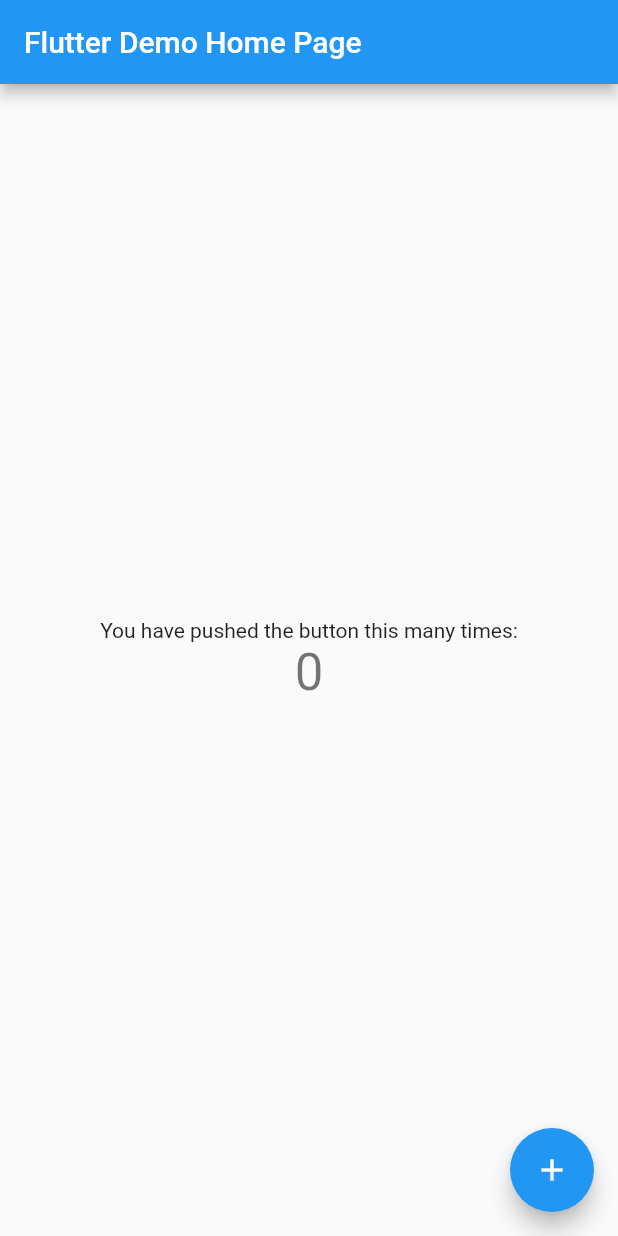
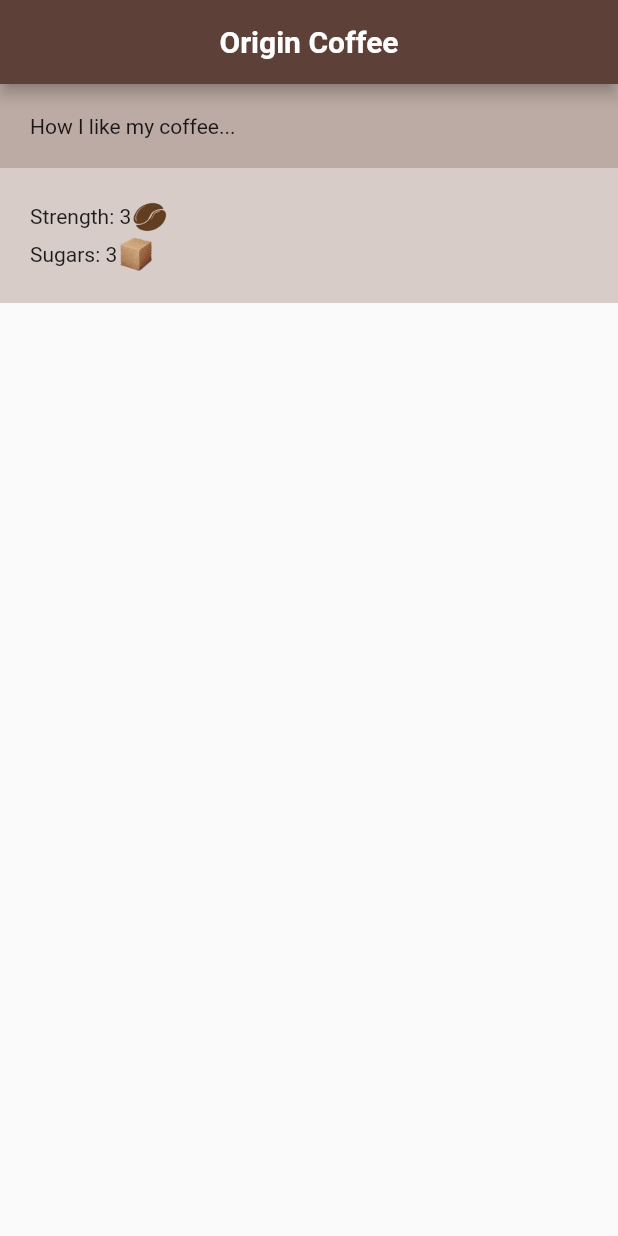
Before and after one commit to HasnathJami/MyCoffee, a Flutter app: the screen it shows after launch, on a phone screen of 412 x 824 dp. Run offline on Flutter 3.47's test engine with Material 2 defaults, Android fonts, the phone set to English and light mode, and no system bars.

Commit message:
Container, Column, Row, Image Added

```diff
--- a/lib/main.dart
+++ b/lib/main.dart
@@ -1,115 +1,87 @@
 import 'package:flutter/material.dart';
+import 'package:my_coffee/view/screens/home.dart';
 
 void main() {
-  runApp(const MyApp());
+  runApp(const MaterialApp(
+    // home: Text("Jishan"),
+    home: Home(),
+    // home: Sandbox(),
+  ));
 }
 
-class MyApp extends StatelessWidget {
-  const MyApp({super.key});
+// class Home extends StatelessWidget {
+//   const Home({super.key});
+//
+//   @override
+//   Widget build(BuildContext context) {
+//     return  Scaffold(
+//           appBar: AppBar(
+//             title: const Text('Origin Coffee'),
+//             backgroundColor: Colors.brown[700],
+//             centerTitle: true,
+//           ),
+//           body: const Text('Hot Coffee'),
+//         );
+//   }
+// }
 
-  // This widget is the root of your application.
+// class Home extends StatelessWidget {
+//   const Home({super.key});
+//
+//   @override
+//   Widget build(BuildContext context) {
+//     return Container(
+//       color: Colors.green,
+//       // width: 200,
+//       // height: 100,
+//       // padding: const EdgeInsets.fromLTRB(20, 20, 20, 20),
+//       padding: const EdgeInsets.all(20),
+//       // margin: const EdgeInsets.fromLTRB(20, 10, 0, 0),
+//       margin: const EdgeInsets.only(left: 20),
+//       child: const Text
+//         (
+//         "Cold Coffee",
+//         style: TextStyle(
+//           fontSize: 25,
+//           letterSpacing: 4,
+//           fontStyle: FontStyle.italic,
+//           decoration: TextDecoration.underline
+//         ),),
+//     );
+//   }
+// }
+
+class Sandbox extends StatelessWidget {
+  const Sandbox({super.key});
+
   @override
   Widget build(BuildContext context) {
-    return MaterialApp(
-      title: 'Flutter Demo',
-      theme: ThemeData(
-        // This is the theme of your application.
-        //
-        // Try running your application with "flutter run". You'll see the
-        // application has a blue toolbar. Then, without quitting the app, try
-        // changing the primarySwatch below to Colors.green and then invoke
-        // "hot reload" (press "r" in the console where you ran "flutter run",
-        // or simply save your changes to "hot reload" in a Flutter IDE).
-        // Notice that the counter didn't reset back to zero; the application
-        // is not restarted.
-        primarySwatch: Colors.blue,
+    return Scaffold(
+      appBar: AppBar(
+        title: const Text('Sandbox'),
+        backgroundColor: Colors.grey,
       ),
-      home: const MyHomePage(title: 'Flutter Demo Home Page'),
+      body: Column(
+        crossAxisAlignment: CrossAxisAlignment.stretch,
+        mainAxisAlignment: MainAxisAlignment.center,
+        children: [
+          Container(
+            width: 100,
+            color: Colors.green,
+            child: const Text("First One"),
+          ),
+          Container(
+            width: 200,
+            color: Colors.red,
+            child: const Text('Second One'),
+          ),
+          Container(
+            width: 300,
+            color: Colors.yellow,
+            child: const Text("Third One"),
+          ),
+        ],
+      ),
     );
   }
 }
-
-class MyHomePage extends StatefulWidget {
-  const MyHomePage({super.key, required this.title});
-
-  // This widget is the home page of your application. It is stateful, meaning
-  // that it has a State object (defined below) that contains fields that affect
-  // how it looks.
-
-  // This class is the configuration for the state. It holds the values (in this
-  // case the title) provided by the parent (in this case the App widget) and
-  // used by the build method of the State. Fields in a Widget subclass are
-  // always marked "final".
-
-  final String title;
-
-  @override
-  State<MyHomePage> createState() => _MyHomePageState();
-}
-
-class _MyHomePageState extends State<MyHomePage> {
-  int _counter = 0;
-
-  void _incrementCounter() {
-    setState(() {
-      // This call to setState tells the Flutter framework that something has
-      // changed in this State, which causes it to rerun the build method below
-      // so that the display can reflect the updated values. If we changed
-      // _counter without calling setState(), then the build method would not be
-      // called again, and so nothing would appear to happen.
-      _counter++;
-    });
-  }
-
-  @override
-  Widget build(BuildContext context) {
-    // This method is rerun every time setState is called, for instance as done
-    // by the _incrementCounter method above.
-    //
-    // The Flutter framework has been optimized to make rerunning build methods
-    // fast, so that you can just rebuild anything that needs updating rather
-    // than having to individually change instances of widgets.
-    return Scaffold(
-      appBar: AppBar(
-        // Here we take the value from the MyHomePage object that was created by
-        // the App.build method, and use it to set our appbar title.
-        title: Text(widget.title),
-      ),
-      body: Center(
-        // Center is a layout widget. It takes a single child and positions it
-        // in the middle of the parent.
-        child: Column(
-          // Column is also a layout widget. It takes a list of children and
-          // arranges them vertically. By default, it sizes itself to fit its
-          // children horizontally, and tries to be as tall as its parent.
-          //
-          // Invoke "debug painting" (press "p" in the console, choose the
-          // "Toggle Debug Paint" action from the Flutter Inspector in Android
-          // Studio, or the "Toggle Debug Paint" command in Visual Studio Code)
-          // to see the wireframe for each widget.
-          //
-          // Column has various properties to control how it sizes itself and
-          // how it positions its children. Here we use mainAxisAlignment to
-          // center the children vertically; the main axis here is the vertical
-          // axis because Columns are vertical (the cross axis would be
-          // horizontal).
-          mainAxisAlignment: MainAxisAlignment.center,
-          children: <Widget>[
-            const Text(
-              'You have pushed the button this many times:',
-            ),
-            Text(
-              '$_counter',
-              style: Theme.of(context).textTheme.headlineMedium,
-            ),
-          ],
-        ),
-      ),
-      floatingActionButton: FloatingActionButton(
-        onPressed: _incrementCounter,
-        tooltip: 'Increment',
-        child: const Icon(Icons.add),
-      ), // This trailing comma makes auto-formatting nicer for build methods.
-    );
-  }
-}
--- /dev/null
+++ b/lib/view/screens/coffee_prefs.dart
@@ -0,0 +1,39 @@
+import 'package:flutter/material.dart';
+
+class CoffeePrefs extends StatelessWidget {
+  const CoffeePrefs({super.key});
+
+  @override
+  Widget build(BuildContext context) {
+    return Column(
+      children: [
+        Row(
+          children: [
+            const Text('Strength: '),
+            const Text('3'),
+            Image.asset(
+              'assets/coffee_bean.png',
+              width: 25,
+              color: Colors.brown[100],
+              colorBlendMode: BlendMode.multiply,
+            ),
+            const SizedBox(width: 50)
+          ],
+        ),
+        Row(
+          children: [
+            const Text('Sugars: '),
+            const Text('3'),
+            Image.asset(
+              'assets/sugar_cube.png',
+              width: 25,
+              color: Colors.brown[100],
+              colorBlendMode: BlendMode.multiply,
+            ),
+            const SizedBox(width: 50)
+          ],
+        ),
+      ],
+    );
+  }
+}
--- /dev/null
+++ b/lib/view/screens/home.dart
@@ -0,0 +1,39 @@
+import 'package:flutter/material.dart';
+import 'package:my_coffee/view/screens/coffee_prefs.dart';
+
+class Home extends StatelessWidget {
+  const Home({super.key});
+
+  @override
+  Widget build(BuildContext context) {
+    return Scaffold(
+      appBar: AppBar(
+        title: const Text(
+            'Origin Coffee',
+             style: TextStyle(
+               fontWeight: FontWeight.bold,
+               color: Colors.white
+             ),
+
+        ),
+        backgroundColor: Colors.brown[700],
+        centerTitle: true,
+      ),
+      body: Column(
+        crossAxisAlignment: CrossAxisAlignment.stretch,
+        children: [
+          Container(
+            color: Colors.brown[200],
+            padding: const EdgeInsets.all(20),
+            child: const Text('How I like my coffee...'),
+          ),
+          Container(
+            color: Colors.brown[100],
+            padding: const EdgeInsets.all(20),
+            child:  CoffeePrefs(),
+          ),
+        ],
+      ),
+    );
+  }
+}
```
Also changed, not shown: pubspec.yaml (+4 -3 lines), assets/coffee_bean.png (added), assets/sugar_cube.png (added), 1 other file.
